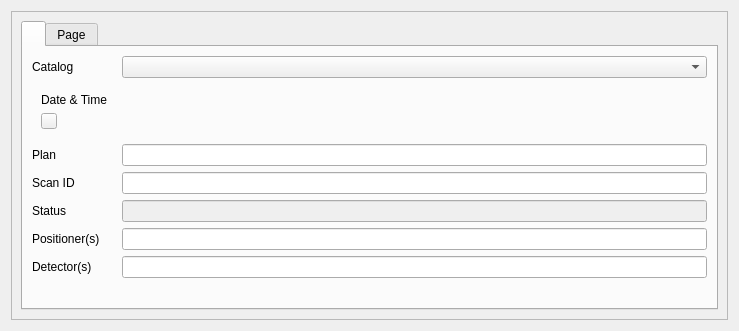
Qt form gemviz23/demo/resources/filterpanel.ui (BCDA-APS/gemviz) before a commit.
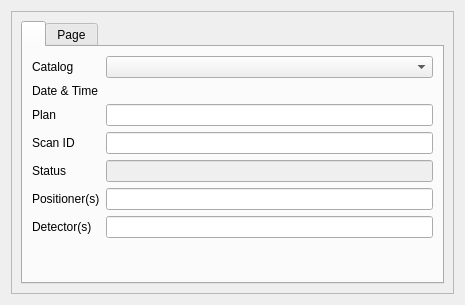
The same form after that commit. Icons and pictures are not drawn.

Commit message: MNT #93 move refresh button

Diff of the .ui file:
```diff
--- a/gemviz23/demo/resources/filterpanel.ui
+++ b/gemviz23/demo/resources/filterpanel.ui
@@ -6,8 +6,8 @@
    <rect>
     <x>0</x>
     <y>0</y>
-    <width>739</width>
-    <height>331</height>
+    <width>465</width>
+    <height>305</height>
    </rect>
   </property>
   <property name="windowTitle">
@@ -24,8 +24,8 @@
        <rect>
         <x>0</x>
         <y>0</y>
-        <width>719</width>
-        <height>311</height>
+        <width>445</width>
+        <height>285</height>
        </rect>
       </property>
       <layout class="QVBoxLayout" name="verticalLayout">
@@ -50,9 +50,6 @@
             <widget class="QComboBox" name="catalogs"/>
            </item>
            <item row="1" column="0">
-            <widget class="QWidget" name="widget" native="true">
-             <layout class="QVBoxLayout" name="verticalLayout_3">
-              <item>
                <widget class="QLabel" name="label">
                 <property name="toolTip">
                  <string>Search for runs between these two dates.</string>
@@ -60,26 +57,6 @@
                 <property name="text">
                  <string>Date &amp; Time</string>
                 </property>
-               </widget>
-              </item>
-              <item>
-               <widget class="QPushButton" name="refresh">
-                <property name="maximumSize">
-                 <size>
-                  <width>16</width>
-                  <height>16</height>
-                 </size>
-                </property>
-                <property name="text">
-                 <string/>
-                </property>
-                <property name="icon">
-                 <iconset>
-                  <normaloff>refresh.bmp</normaloff>refresh.bmp</iconset>
-                </property>
-               </widget>
-              </item>
-             </layout>
             </widget>
            </item>
            <item row="2" column="0">
```
Lines whose indentation alone changed are shown as unchanged. The commit also changes 1 other file.
